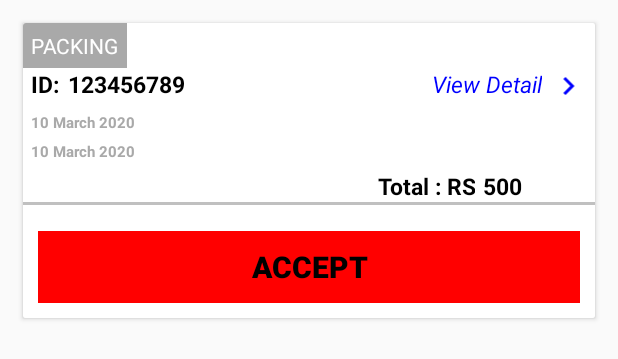
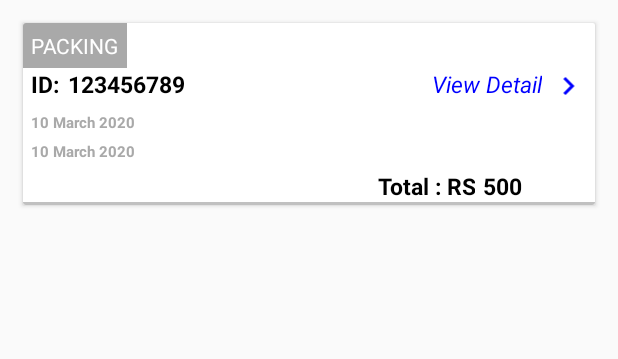
Before and after one commit to vineet192/vendorApp, an Android app: the layout current_orders.xml on its own in the app's theme, with its tools: preview values and no code run, on a phone screen of 412 x 824 dp. Shown: the top 359 px of the screen. Run offline under Robolectric (Android 15) with nearby library versions, the phone set to English and light mode, and no system bars; network calls fail; Roboto replaces fonts that are not available here.

Commit message:
Layouts updated

```diff
--- a/app/src/main/java/com/example/vendor/MainActivity_.java
+++ b/app/src/main/java/com/example/vendor/MainActivity_.java
@@ -100,7 +100,7 @@ public class MainActivity_ extends AppCompatActivity
     }
 
     public void  loadNormalDeliveryData(){
-        SharedPreferences sharedPreferences = getSharedPreferences("shared preferences for deliveryBoyDetailsOrder", MODE_PRIVATE);
+        SharedPreferences sharedPreferences = getApplicationContext().getSharedPreferences("shared preferences for deliveryBoyDetailsOrder", getApplicationContext().MODE_PRIVATE);
         Gson gson = new Gson();
         Type type = new TypeToken<ArrayList<DeleiveryBoy>>() {}.getType();
         String json = sharedPreferences.getString("list", String.valueOf(listK));
--- a/app/src/main/java/com/example/vendor/current_subscription_frag.java
+++ b/app/src/main/java/com/example/vendor/current_subscription_frag.java
@@ -167,6 +167,7 @@ public class current_subscription_frag extends Fragment {
 
     private void loadrecycler() {
         String jsonGet=order_Detail;
+        Log.d("DatafromServer",""+order_Detail);
         try {
             JSONObject object=new JSONObject(jsonGet);
             JSONArray array= object.getJSONArray("mysorders");
--- a/app/src/main/java/com/example/vendor/current_subscription_frag_adapter.java
+++ b/app/src/main/java/com/example/vendor/current_subscription_frag_adapter.java
@@ -2,6 +2,7 @@ package com.example.vendor;
 
 import android.app.Activity;
 import android.content.Intent;
+import android.util.Log;
 import android.view.LayoutInflater;
 import android.view.View;
 import android.view.ViewGroup;
@@ -57,6 +58,8 @@ public class current_subscription_frag_adapter extends RecyclerView.Adapter<curr
                 Intent i=new Intent(context, currentsubs_detail.class);
                 i.putExtra("orderId",holder.orderID.getText().toString());
                 i.putExtra("orderDetail", current_subscription_frag.order_Detail);
+                Log.d("orderIDAdapter",""+holder.orderID.getText().toString());
+                Log.d("order_DetailAdapter",""+current_subscription_frag.order_Detail);
                 context.startActivity(i);
 
             }
--- a/app/src/main/java/com/example/vendor/currentorder_detail.java
+++ b/app/src/main/java/com/example/vendor/currentorder_detail.java
@@ -143,8 +143,6 @@ public class currentorder_detail extends AppCompatActivity {
             }
         });
         loadNormalDeliveryData();
-        NotificationsMessagingService nm = new NotificationsMessagingService();
-        nm.loadNormalDeliveryData(currentorder_detail.this);
     }
 
     private void saveOrderID(String orderId_) {
--- a/app/src/main/res/layout/activity_currentorder_detail.xml
+++ b/app/src/main/res/layout/activity_currentorder_detail.xml
@@ -439,7 +439,7 @@
                         android:layout_weight="2"
                         android:background="#FF0000"
                         android:gravity="center"
-                        android:text="ACCEPT"
+                        android:text="Ready For Pickup"
                         android:textColor="#000000"
                         android:textSize="20dp"
                         android:textStyle="bold" />
--- a/app/src/main/res/layout/current_orders.xml
+++ b/app/src/main/res/layout/current_orders.xml
@@ -309,28 +309,6 @@
 
 <!--            </LinearLayout>-->
 
-            <LinearLayout
-                android:layout_width="match_parent"
-                android:layout_height="wrap_content"
-                android:orientation="horizontal"
-                android:layout_marginTop="7dp"
-                android:padding="10dp"
-                android:weightSum="2">
-
-                <Button
-                    android:id="@+id/process_btn"
-                    android:layout_width="0dp"
-                    android:layout_height="wrap_content"
-                    android:layout_weight="2"
-                    android:gravity="center"
-                    android:text="ACCEPT"
-                    android:background="#FF0000"
-                    android:textColor="#000000"
-                    android:textStyle="bold"
-                    android:textSize="20dp"/>
-
-            </LinearLayout>
-
         </LinearLayout>
 
     </LinearLayout>
--- a/app/src/main/res/layout/current_subs_detail_frag.xml
+++ b/app/src/main/res/layout/current_subs_detail_frag.xml
@@ -372,7 +372,7 @@
                         android:layout_weight="2"
                         android:background="#FF0000"
                         android:gravity="center"
-                        android:text="ACCEPT"
+                        android:text="Ready For Pickup"
                         android:textColor="#000000"
                         android:textSize="20dp"
                         android:textStyle="bold" />
```
Also changed, not shown: app/src/main/java/com/example/Utility/NotificationsMessagingService.java (+4 -4 lines), app/src/main/java/com/example/vendor/current_subs_detail_frag.java (+7 -6 lines), app/src/main/java/com/example/vendor/currentsubs_detail.java (+5 -8 lines), app/src/main/res/layout/current_subscription.xml (+0 -22 lines).
